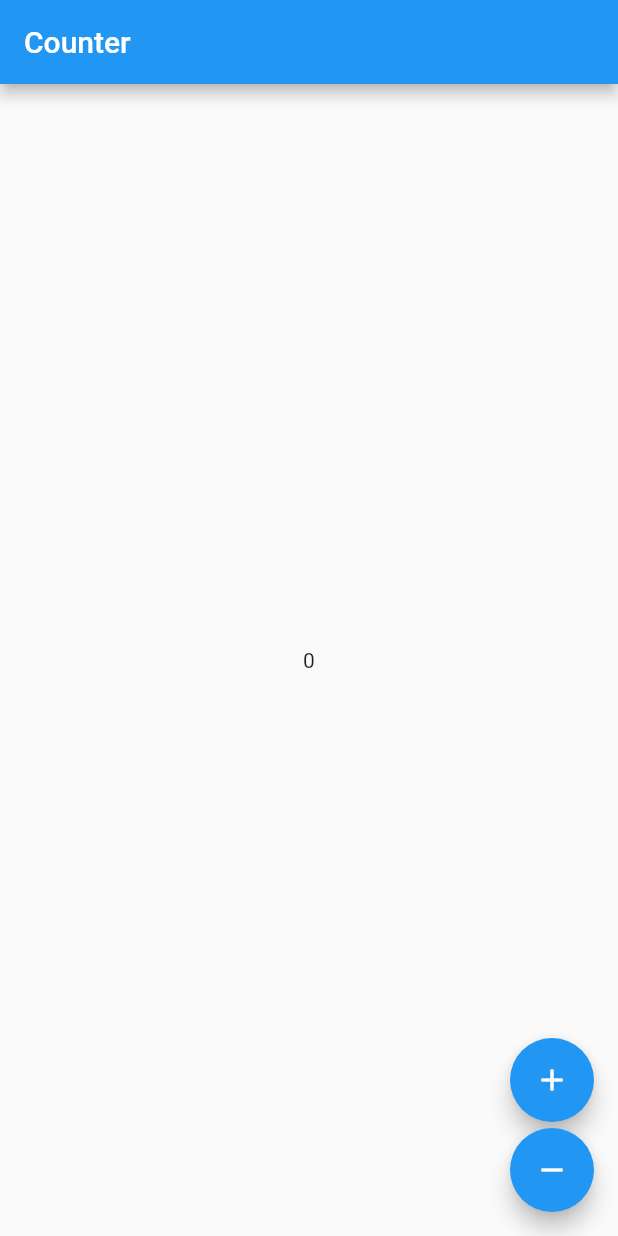
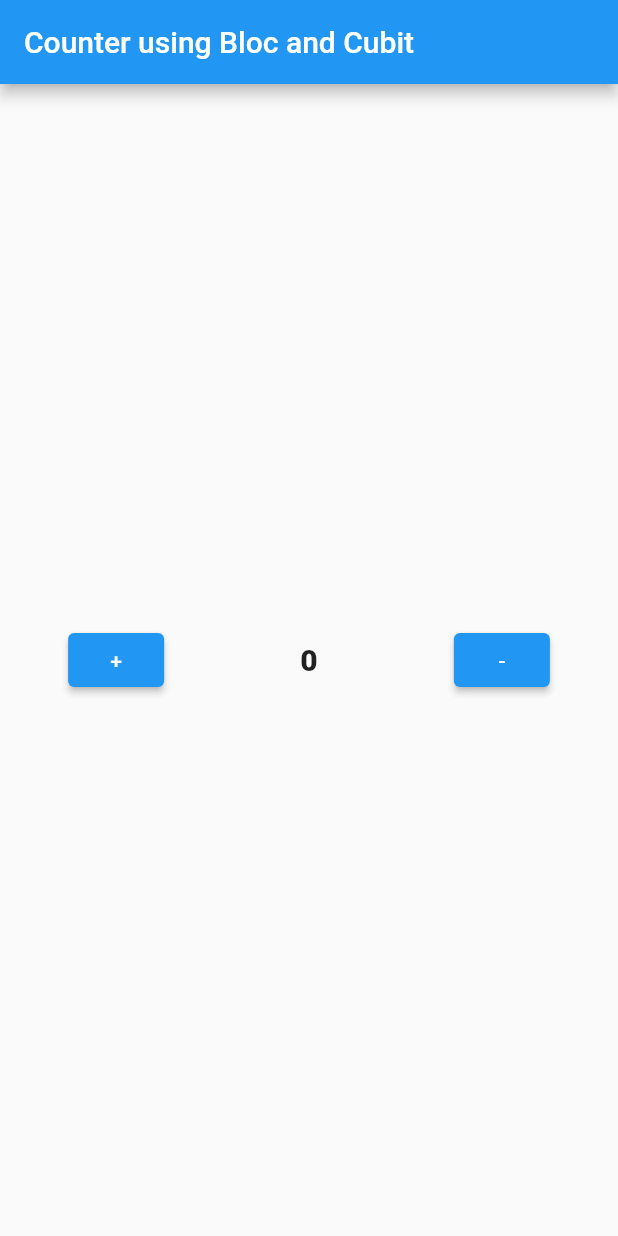
Before and after one commit to chaitanya-penjri/Trexis-Flutter-App, a Flutter app: the screen it shows after launch, on a phone screen of 412 x 824 dp. Run offline on Flutter 3.47's test engine with Material 2 defaults, Android fonts, the phone set to English and light mode, and no system bars; our stand-ins replace flutter_bloc, google_fonts, shared_preferences.

Commit message:
# bloc cubit learnt

```diff
--- /dev/null
+++ b/lib/pages/counter_page_bloc_cubit.dart
@@ -0,0 +1,70 @@
+import 'package:flutter/material.dart';
+import 'package:flutter_bloc/flutter_bloc.dart';
+
+class CounterPageBlocCubit extends StatelessWidget {
+  const CounterPageBlocCubit({Key? key}) : super(key: key);
+
+  @override
+  Widget build(BuildContext context) {
+    return Scaffold(
+      appBar: AppBar(
+        title: Text("Counter using Bloc and Cubit"),
+      ),
+      body: BlocBuilder<CounterCubit, int>(
+        builder: (context, count) => CounterBody(count: count,),
+      )
+    );
+  }
+}
+
+class CounterBody extends StatelessWidget {
+  CounterBody({Key? key, required this.count}) : super(key: key);
+  int count;
+
+  @override
+  Widget build(BuildContext context) {
+    return Center(
+      child: Container(
+        child: Row(
+          mainAxisAlignment: MainAxisAlignment.spaceAround,
+          crossAxisAlignment: CrossAxisAlignment.center,
+          children: [
+            // plus button
+            ElevatedButton(
+              onPressed: () {
+                context.read<CounterCubit>().increment();
+              },
+              child: Text("+"),
+            ),
+
+            // counter text
+            Text(
+              "$count",
+              style: TextStyle(
+                  fontSize: 20,
+                  fontWeight: FontWeight.w800
+              ),
+            ),
+
+            // minus button
+            ElevatedButton(
+              onPressed: () {
+                context.read<CounterCubit>().decrement();
+              },
+              child: Text("-"),
+            ),
+          ],
+        ),
+      ),
+    );
+  }
+}
+
+
+class CounterCubit extends Cubit<int> {
+  CounterCubit() : super(0);
+
+  void increment() => emit(state + 1);
+
+  void decrement() => emit(state - 1);
+}
--- a/lib/trexis_main.dart
+++ b/lib/trexis_main.dart
@@ -1,5 +1,6 @@
 import 'package:flutter/material.dart';
 import 'package:flutter_bloc/flutter_bloc.dart';
+import 'package:flutter_trexis_app/pages/counter_page_bloc_cubit.dart';
 import 'package:flutter_trexis_app/pages/job_home_page.dart';
 import 'package:flutter_trexis_app/pages/list_grid_tabs_page.dart';
 import 'package:flutter_trexis_app/pages/login_page.dart';
@@ -19,42 +20,8 @@ class TrexisApp extends StatelessWidget {
       debugShowCheckedModeBanner: false,
       home: BlocProvider(
         create: (context) => CounterCubit(),
-        child: CounterPage(),
-      ),
+        child: CounterPageBlocCubit(),
+      )
     );
   }
 }
-
-class CounterPage extends StatelessWidget {
-  @override
-  Widget build(BuildContext context) {
-    return Scaffold(
-      appBar: AppBar(title: const Text('Counter')),
-      body: BlocBuilder<CounterCubit, int>(
-        builder: (context, count) => Center(child: Text('$count')),
-      ),
-      floatingActionButton: Column(
-        crossAxisAlignment: CrossAxisAlignment.end,
-        mainAxisAlignment: MainAxisAlignment.end,
-        children: <Widget>[
-          FloatingActionButton(
-            child: const Icon(Icons.add),
-            onPressed: () => context.read<CounterCubit>().increment(),
-          ),
-          const SizedBox(height: 4),
-          FloatingActionButton(
-            child: const Icon(Icons.remove),
-            onPressed: () => context.read<CounterCubit>().decrement(),
-          ),
-        ],
-      ),
-    );
-  }
-}
-
-class CounterCubit extends Cubit<int> {
-  CounterCubit() : super(0);
-
-  void increment() => emit(state + 1);
-  void decrement() => emit(state - 1);
-}
```
